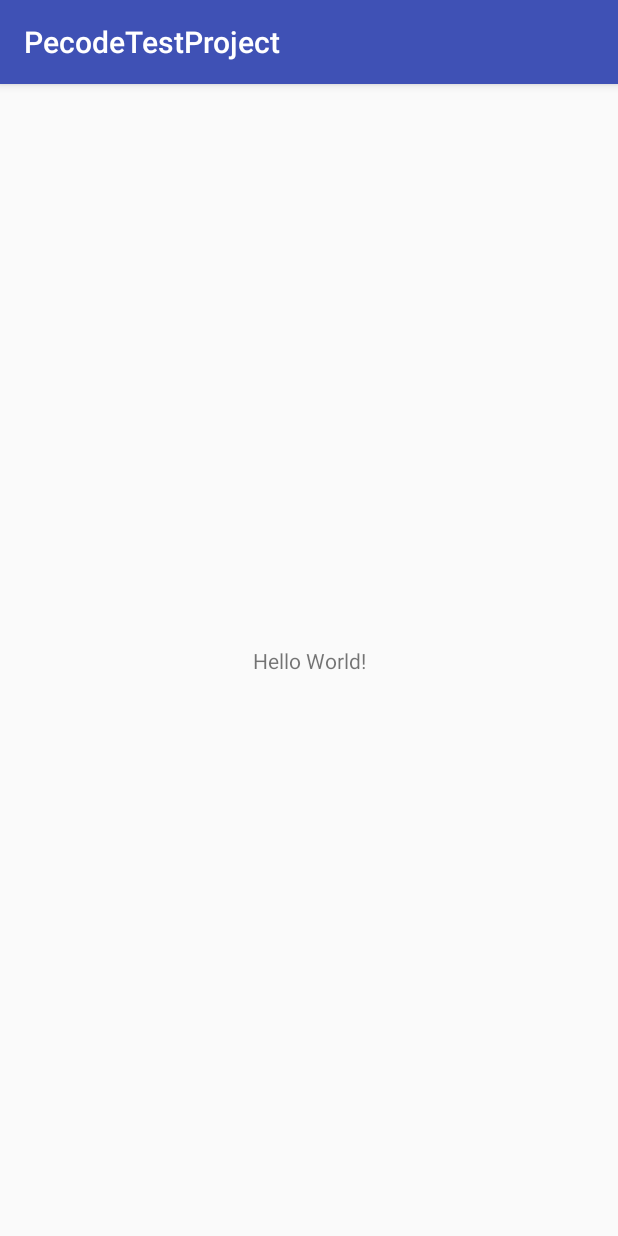
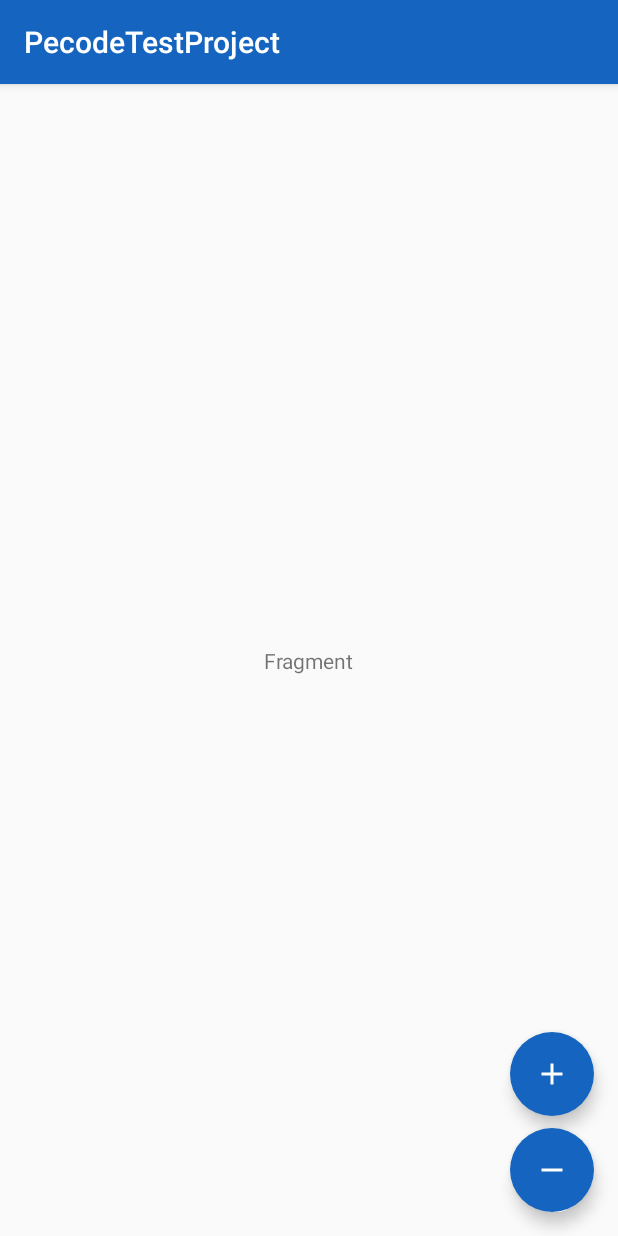
Before and after one commit to ekryvoshey/PecodeTestProject, an Android app: the screen it shows after launch (MainActivity), on a phone screen of 412 x 824 dp. Run offline under Robolectric (Android 15) with nearby library versions, the phone set to English and light mode, and no system bars.

Commit message:
Implemented addition fragments into and removal fragments from viewpager.

```diff
--- a/app/build.gradle
+++ b/app/build.gradle
@@ -22,6 +22,7 @@ dependencies {
     implementation fileTree(dir: 'libs', include: ['*.jar'])
     implementation 'com.android.support:appcompat-v7:26.1.0'
     implementation 'com.android.support.constraint:constraint-layout:1.0.2'
+    implementation 'com.android.support:design:26.1.0'
     testImplementation 'junit:junit:4.12'
     androidTestImplementation 'com.android.support.test:runner:1.0.1'
     androidTestImplementation 'com.android.support.test.espresso:espresso-core:3.0.1'
--- a/app/src/main/AndroidManifest.xml
+++ b/app/src/main/AndroidManifest.xml
@@ -8,8 +8,9 @@
         android:label="@string/app_name"
         android:roundIcon="@mipmap/ic_launcher_round"
         android:supportsRtl="true"
+        android:screenOrientation="portrait"
         android:theme="@style/AppTheme">
-        <activity android:name=".MainActivity">
+        <activity android:name=".presentation.MainActivity">
             <intent-filter>
                 <action android:name="android.intent.action.MAIN"/>
 
--- /dev/null
+++ b/app/src/main/java/com/example/esmond/pecodetestproject/presentation/MainActivity.java
@@ -0,0 +1,109 @@
+package com.example.esmond.pecodetestproject.presentation;
+
+import android.os.Bundle;
+import android.support.constraint.ConstraintLayout;
+import android.support.design.widget.FloatingActionButton;
+import android.support.v4.view.ViewPager;
+import android.support.v7.app.AppCompatActivity;
+import android.view.View;
+import android.widget.Toast;
+
+import com.example.esmond.pecodetestproject.R;
+
+public class MainActivity extends AppCompatActivity {
+
+	private static final int FRAGMENT_LIMIT = 1;
+
+	private ViewPager viewPager;
+	private FloatingActionButton addButton;
+	private FloatingActionButton removeButton;
+
+	private MainPagerAdapter mainPagerAdapter;
+
+	@Override
+	protected void onCreate(Bundle savedInstanceState) {
+		super.onCreate(savedInstanceState);
+		setContentView(R.layout.activity_main);
+		initViews();
+		setupViewPager();
+		loadInitialView();
+	}
+
+	private void initViews() {
+		initViewpager();
+		initAddButton();
+		initRemoveButton();
+	}
+
+	private void initViewpager() {
+		viewPager = findViewById(R.id.activity_main_view_pager);
+	}
+
+	private void initAddButton() {
+		addButton = findViewById(R.id.activity_main_add_button);
+		addButton.setOnClickListener(new View.OnClickListener() {
+			@Override
+			public void onClick(View view) {
+				final ConstraintLayout targetView = (ConstraintLayout)
+						getLayoutInflater().inflate(R.layout.fragment_content, null);
+				addView(targetView);
+			}
+		});
+	}
+
+	private void initRemoveButton() {
+		removeButton = findViewById(R.id.activity_main_remove_button);
+		removeButton.setOnClickListener(new View.OnClickListener() {
+			@Override
+			public void onClick(View view) {
+				removeView();
+			}
+		});
+	}
+
+	private void removeView() {
+		View targetView = viewPager.getChildAt(mainPagerAdapter.getCount() -1);
+		if (targetView != null) {
+			removeView(targetView);
+		} else {
+			Toast.makeText(MainActivity.this, "No fragments", Toast.LENGTH_SHORT).show();
+		}
+	}
+
+	private void setupViewPager() {
+		mainPagerAdapter = new MainPagerAdapter();
+		viewPager.setAdapter(mainPagerAdapter);
+	}
+
+	private void loadInitialView() {
+		ConstraintLayout view = (ConstraintLayout)getLayoutInflater().inflate(R.layout.fragment_content, null);
+		viewPager.setOffscreenPageLimit(FRAGMENT_LIMIT);
+		mainPagerAdapter.addView(view);
+		mainPagerAdapter.notifyDataSetChanged();
+	}
+
+	private void addView(View view) {
+		int pageIndex = mainPagerAdapter.addView(view);
+		mainPagerAdapter.notifyDataSetChanged();
+		int newFragmentLimit = pageIndex ++;
+		viewPager.setOffscreenPageLimit(newFragmentLimit);
+		viewPager.setCurrentItem(pageIndex);
+	}
+
+	private void removeView(View view) {
+		int pageIndex = mainPagerAdapter.removeView(viewPager, view);
+		if (pageIndex == mainPagerAdapter.getCount()) {
+			pageIndex --;
+		}
+		mainPagerAdapter.notifyDataSetChanged();
+		viewPager.setCurrentItem(pageIndex);
+	}
+
+	private View getCurrentpage() {
+		return mainPagerAdapter.getView(viewPager.getCurrentItem());
+	}
+
+	private void setCurrentpage(View view) {
+		viewPager.setCurrentItem(mainPagerAdapter.getItemPosition(view), true);
+	}
+}
--- /dev/null
+++ b/app/src/main/java/com/example/esmond/pecodetestproject/presentation/MainPagerAdapter.java
@@ -0,0 +1,70 @@
+package com.example.esmond.pecodetestproject.presentation;
+
+import android.support.v4.view.PagerAdapter;
+import android.support.v4.view.ViewPager;
+import android.view.View;
+import android.view.ViewGroup;
+
+import java.util.ArrayList;
+import java.util.List;
+
+public class MainPagerAdapter extends PagerAdapter{
+
+	private List<View> viewList = new ArrayList<>();
+
+	@Override
+	public int getItemPosition(Object object) {
+		int index = viewList.indexOf(object);
+		if (index == -1) {
+			return POSITION_NONE;
+		}
+		return index;
+	}
+
+	@Override
+	public Object instantiateItem(ViewGroup container, int position) {
+		View view = viewList.get(position);
+		container.addView(view);
+		return view;
+	}
+
+	@Override
+	public void destroyItem(ViewGroup container, int position, Object object) {
+		container.removeView(viewList.get(position));
+	}
+
+
+	@Override
+	public int getCount() {
+		return viewList.size();
+	}
+
+	@Override
+	public boolean isViewFromObject(View view, Object object) {
+		return view == object;
+	}
+
+	public int addView(View view) {
+		return addView(view, viewList.size());
+	}
+
+	public int addView(View view, int position) {
+		viewList.add(view);
+		return position;
+	}
+
+	public int removeView(ViewPager viewPager, View view) {
+		return removeView(viewPager, viewList.indexOf(view));
+	}
+
+	public int removeView(ViewPager viewPager, int position) {
+		viewPager.setAdapter(null);
+		viewList.remove(position);
+		viewPager.setAdapter(this);
+		return position;
+	}
+
+	public View getView(int position) {
+		return viewList.get(position);
+	}
+}
--- /dev/null
+++ b/app/src/main/res/drawable/ic_add.xml
@@ -0,0 +1,9 @@
+<vector xmlns:android="http://schemas.android.com/apk/res/android"
+        android:width="24dp"
+        android:height="24dp"
+        android:viewportHeight="24.0"
+        android:viewportWidth="24.0">
+    <path
+        android:fillColor="#FFFFFF"
+        android:pathData="M19,13h-6v6h-2v-6H5v-2h6V5h2v6h6v2z"/>
+</vector>
--- /dev/null
+++ b/app/src/main/res/drawable/ic_remove.xml
@@ -0,0 +1,9 @@
+<vector xmlns:android="http://schemas.android.com/apk/res/android"
+        android:width="24dp"
+        android:height="24dp"
+        android:viewportWidth="24.0"
+        android:viewportHeight="24.0">
+    <path
+        android:fillColor="#FFFFFF"
+        android:pathData="M19,13H5v-2h14v2z"/>
+</vector>
--- a/app/src/main/res/layout/activity_main.xml
+++ b/app/src/main/res/layout/activity_main.xml
@@ -1,19 +1,45 @@
 <?xml version="1.0" encoding="utf-8"?>
-<android.support.constraint.ConstraintLayout
+<android.support.design.widget.CoordinatorLayout
     xmlns:android="http://schemas.android.com/apk/res/android"
     xmlns:app="http://schemas.android.com/apk/res-auto"
-    xmlns:tools="http://schemas.android.com/tools"
     android:layout_width="match_parent"
-    android:layout_height="match_parent"
-    tools:context="com.example.esmond.pecodetestproject.MainActivity">
+    android:layout_height="match_parent">
 
-    <TextView
+    <android.support.constraint.ConstraintLayout
+        android:id="@+id/activity_main_parent_view"
+        android:layout_width="match_parent"
+        android:layout_height="match_parent">
+
+        <android.support.v4.view.ViewPager
+            android:id="@+id/activity_main_view_pager"
+            android:layout_width="match_parent"
+            android:layout_height="match_parent">
+        </android.support.v4.view.ViewPager>
+
+    </android.support.constraint.ConstraintLayout>
+
+    <android.support.design.widget.FloatingActionButton
+        android:id="@+id/activity_main_remove_button"
         android:layout_width="wrap_content"
         android:layout_height="wrap_content"
-        android:text="Hello World!"
-        app:layout_constraintBottom_toBottomOf="parent"
-        app:layout_constraintLeft_toLeftOf="parent"
-        app:layout_constraintRight_toRightOf="parent"
-        app:layout_constraintTop_toTopOf="parent"/>
+        android:layout_gravity="bottom|end"
+        android:layout_margin="@dimen/activity_main_remove_button_margin"
+        android:backgroundTint="@color/activity_main_fab_color"
+        android:src="@drawable/ic_remove"
+        app:borderWidth="0dp"
+        app:layout_anchor="@+id/activity_main_parent_view"
+        app:layout_anchorGravity="bottom|end"/>
 
-</android.support.constraint.ConstraintLayout>
+    <android.support.design.widget.FloatingActionButton
+        android:id="@+id/activity_main_add_button"
+        android:layout_width="wrap_content"
+        android:layout_height="wrap_content"
+        android:layout_gravity="bottom|end"
+        android:layout_marginBottom="@dimen/activity_main_add_button_margin_bot"
+        android:backgroundTint="@color/activity_main_fab_color"
+        android:src="@drawable/ic_add"
+        app:borderWidth="0dp"
+        app:layout_anchor="@+id/activity_main_remove_button"
+        app:layout_anchorGravity="top"/>
+
+</android.support.design.widget.CoordinatorLayout>
--- /dev/null
+++ b/app/src/main/res/layout/fragment_content.xml
@@ -0,0 +1,19 @@
+<?xml version="1.0" encoding="utf-8"?>
+<android.support.constraint.ConstraintLayout
+    xmlns:android="http://schemas.android.com/apk/res/android"
+    xmlns:app="http://schemas.android.com/apk/res-auto"
+    xmlns:tools="http://schemas.android.com/tools"
+    android:id="@+id/fragment_content_parent_view"
+    android:layout_width="match_parent"
+    android:layout_height="match_parent">
+
+    <TextView
+        android:id="@+id/textView"
+        android:layout_width="wrap_content"
+        android:layout_height="wrap_content"
+        app:layout_constraintBottom_toBottomOf="parent"
+        app:layout_constraintEnd_toEndOf="parent"
+        app:layout_constraintStart_toStartOf="parent"
+        app:layout_constraintTop_toTopOf="parent"
+        android:text="Fragment"/>
+</android.support.constraint.ConstraintLayout>
--- a/app/src/main/res/values/colors.xml
+++ b/app/src/main/res/values/colors.xml
@@ -1,6 +1,14 @@
 <?xml version="1.0" encoding="utf-8"?>
 <resources>
-    <color name="colorPrimary">#3F51B5</color>
+    <color name="colorPrimary">@color/blue_800</color>
     <color name="colorPrimaryDark">#303F9F</color>
     <color name="colorAccent">#FF4081</color>
+
+    <!--activity_main-->
+    <color name="activity_main_fab_color">@color/blue_800</color>
+
+
+    <!--raw-->
+    <color name="blue_800">#1565C0</color>
+
 </resources>
--- /dev/null
+++ b/app/src/main/res/values/dimens.xml
@@ -0,0 +1,5 @@
+<?xml version="1.0" encoding="utf-8"?>
+<resources>
+    <dimen name="activity_main_add_button_margin_bot">80dp</dimen>
+    <dimen name="activity_main_remove_button_margin">16dp</dimen>
+</resources>
```
Also changed, not shown: app/src/main/java/com/example/esmond/pecodetestproject/MainActivity.java (deleted, +0 -13 lines), app/src/main/java/com/example/esmond/pecodetestproject/presentation/ContentFragment.java (added, +30 -0 lines).
